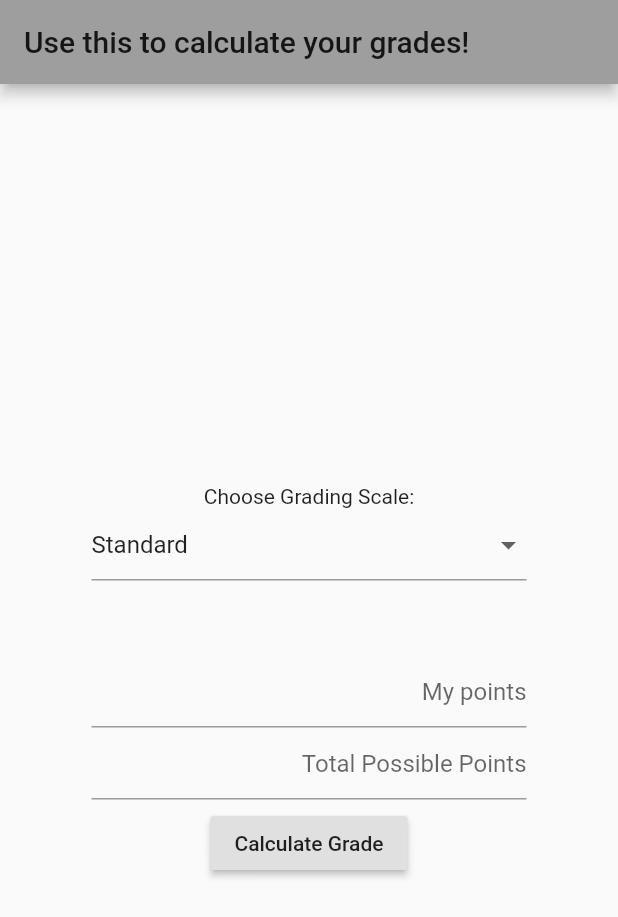
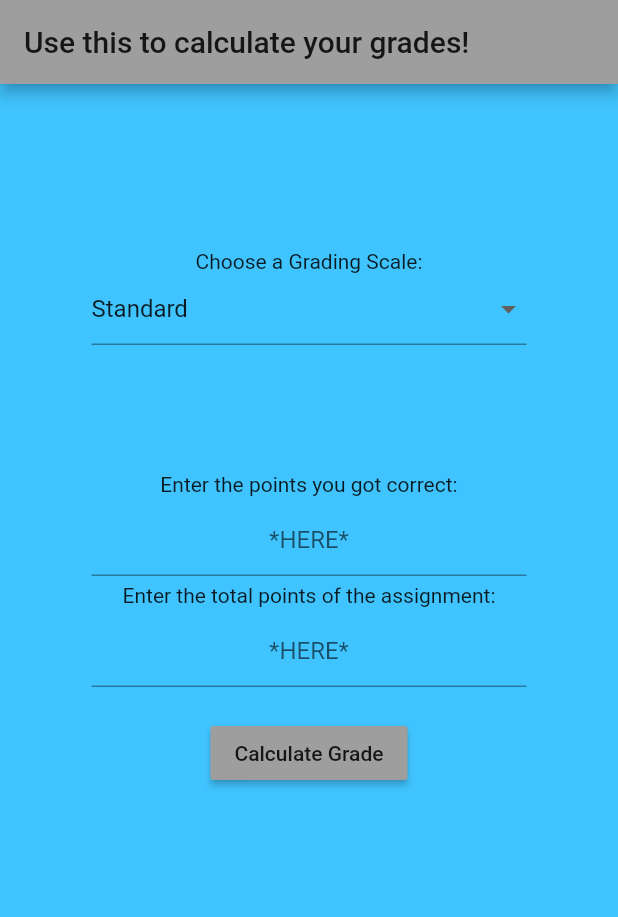
Before and after one commit to bsu-hci/GradeMotivator, a Flutter app: the screen it shows after launch, on a phone screen of 412 x 824 dp. Shown: the top 917 px of the screen. Run offline on Flutter 3.47's test engine with Material 2 defaults, Android fonts, the light colour scheme and no system bars.

Commit message:
Add Final Iteration

```diff
--- a/lib/main.dart
+++ b/lib/main.dart
@@ -51,6 +51,7 @@ class GradeMotivator extends StatelessWidget {
       ),
       home: Scaffold(
         appBar: AppBar(title: Text("Use this to calculate your grades!")),
+        backgroundColor: Colors.lightBlueAccent,
         body: Center(
             child: Container(
           constraints: BoxConstraints(maxWidth: 350),
@@ -126,11 +127,12 @@ class _GenerateGradeState extends State<GenerateGrade> {
 
   Widget _dropDown() {
     return Padding(
-        padding: const EdgeInsets.symmetric(vertical: 50.0),
+        padding: const EdgeInsets.symmetric(vertical: 80.0),
         child: Column(
           children: [
-            Text("Choose Grading Scale:"),
+            Text("Choose a Grading Scale:"),
             DropdownButtonFormField(
+                dropdownColor: Colors.grey,
                 value: "Standard",
                 items: <String>["Standard", "Triage"]
                     .map<DropdownMenuItem<String>>((String value) {
@@ -146,11 +148,27 @@ class _GenerateGradeState extends State<GenerateGrade> {
         ));
   }
 
+  Widget _myPointMessage() {
+    return Padding(
+        padding: const EdgeInsets.symmetric(vertical: 5.0),
+        child: Column(children: [
+          Text("Enter the points you got correct:"),
+        ]));
+  }
+
+  Widget _totalPointMessage() {
+    return Padding(
+        padding: const EdgeInsets.symmetric(vertical: 5.0),
+        child: Column(children: [
+          Text("Enter the total points of the assignment:"),
+        ]));
+  }
+
   Widget _myScoreText() {
     return TextFormField(
-      textAlign: TextAlign.right,
+      textAlign: TextAlign.center,
       decoration: const InputDecoration(
-        hintText: "My points",
+        hintText: "*HERE*",
       ),
       keyboardType: TextInputType.number,
       autovalidateMode: AutovalidateMode.onUserInteraction,
@@ -166,8 +184,8 @@ class _GenerateGradeState extends State<GenerateGrade> {
 
   Widget _totalPossibleText() {
     return TextFormField(
-      textAlign: TextAlign.right,
-      decoration: const InputDecoration(hintText: "Total Possible Points"),
+      textAlign: TextAlign.center,
+      decoration: const InputDecoration(hintText: "*HERE*"),
       keyboardType: TextInputType.number,
       autovalidateMode: AutovalidateMode.onUserInteraction,
       validator: (value) {
@@ -186,8 +204,9 @@ class _GenerateGradeState extends State<GenerateGrade> {
 
   Widget _calculateButton() {
     return Padding(
-      padding: const EdgeInsets.symmetric(vertical: 5.0),
+      padding: const EdgeInsets.symmetric(vertical: 20.0),
       child: RaisedButton(
+        color: Colors.grey,
         onPressed: () {
           if (_fk.currentState.validate()) {
             _fk.currentState.save();
@@ -212,10 +231,11 @@ class _GenerateGradeState extends State<GenerateGrade> {
     return Form(
         key: _fk,
         child: Column(
-          mainAxisAlignment: MainAxisAlignment.center,
           children: <Widget>[
             _dropDown(),
+            _myPointMessage(),
             _myScoreText(),
+            _totalPointMessage(),
             _totalPossibleText(),
             _calculateButton(),
             _gradeMessage()
```
